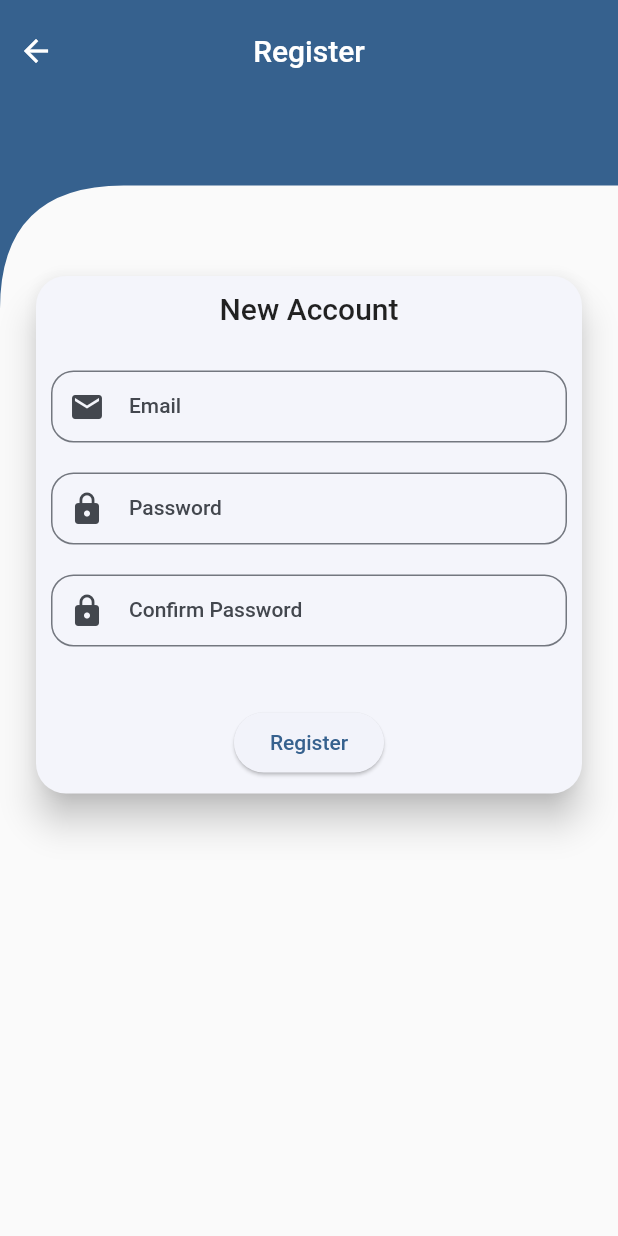
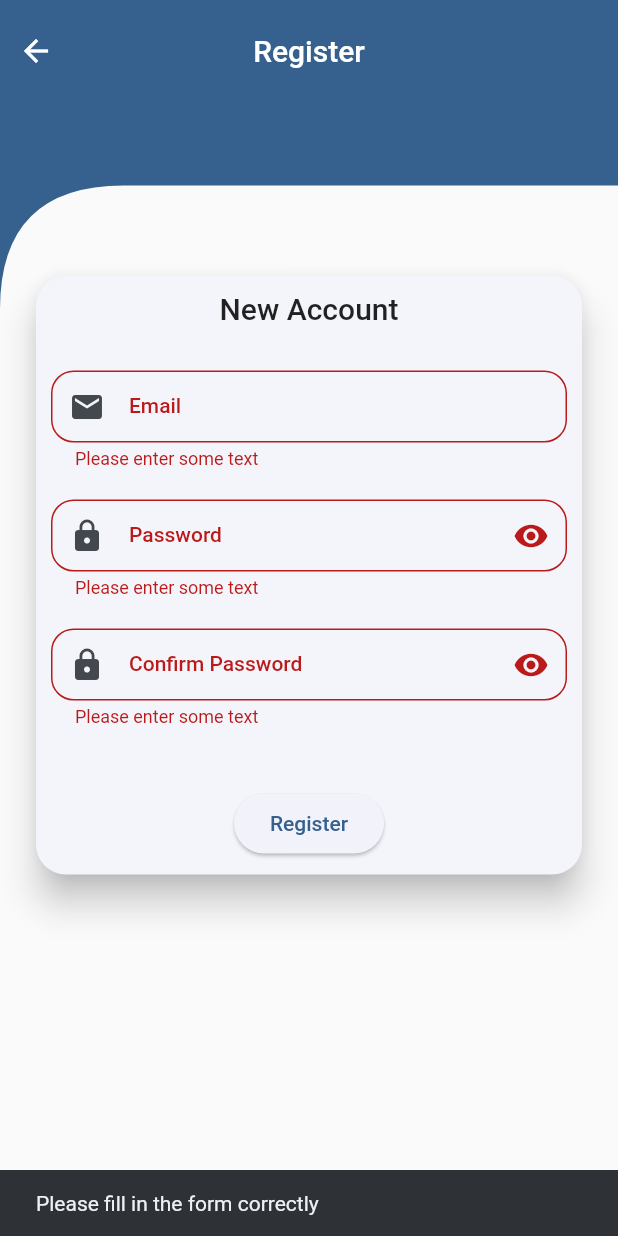
Before and after one commit to Hcnc100/SimpleChat, a Flutter app: the RegisterScreen screen opened by its route, after a tap on "Register", on a phone screen of 412 x 824 dp. Run offline on Flutter 3.47's test engine with Material 2 defaults, Android fonts, the phone set to English and light mode, and no system bars; our stand-ins replace flutter_riverpod, freezed_annotation, go_router.

Commit message:
finish state in login screen and register screen

```diff
--- a/lib/ui/screens/login_screen/widgets/form_login.dart
+++ b/lib/ui/screens/login_screen/widgets/form_login.dart
@@ -77,6 +77,8 @@ class _InputPassword extends ConsumerWidget {
     final isPasswordVisible =
         ref.watch(loginViewModel.select((value) => value.isPasswordVisible));
 
+        final isLoading = ref.watch(loginViewModel.select((value) => value.isLoading));
+
     return TextFormField(
       decoration: InputDecoration(
         hintText: 'Password',
@@ -84,7 +86,7 @@ class _InputPassword extends ConsumerWidget {
             borderRadius: BorderRadius.all(Radius.circular(15))),
         prefixIcon: const Icon(Icons.lock),
         suffixIcon: IconButton(
-          icon: const Icon(Icons.visibility),
+          icon:  Icon( isPasswordVisible ? Icons.visibility : Icons.visibility_off),
           onPressed: () =>
               ref.read(loginViewModel.notifier).togglePasswordVisibility(),
         ),
@@ -94,6 +96,8 @@ class _InputPassword extends ConsumerWidget {
       validator: (value) =>
           ref.read(loginViewModel.notifier).validatePassword(value),
       obscureText: !isPasswordVisible,
+      keyboardType: TextInputType.visiblePassword,
+      enabled: !isLoading,
     );
   }
 }
@@ -105,6 +109,9 @@ class _InputEmail extends ConsumerWidget {
 
   @override
   Widget build(BuildContext context, WidgetRef ref) {
+
+    final isLoading = ref.watch(loginViewModel.select((value) => value.isLoading));
+
     return TextFormField(
       decoration: const InputDecoration(
         hintText: 'Email',
@@ -117,6 +124,7 @@ class _InputEmail extends ConsumerWidget {
       validator: (value) =>
           ref.read(loginViewModel.notifier).validateEmail(value),
       keyboardType: TextInputType.emailAddress,
+      enabled: !isLoading,
     );
   }
 }
--- a/lib/ui/screens/register_screen/register_screen.dart
+++ b/lib/ui/screens/register_screen/register_screen.dart
@@ -1,7 +1,5 @@
 import 'package:flutter/material.dart';
-import 'package:flutter/src/widgets/framework.dart';
-import 'package:flutter/src/widgets/placeholder.dart';
-import 'package:go_router/go_router.dart';
+import 'widgets/widgets.dart';
 
 class RegisterScreen extends StatelessWidget {
   const RegisterScreen({super.key});
@@ -17,17 +15,17 @@ class RegisterScreen extends StatelessWidget {
               height: size.height,
               child: Stack(
           children: [
-            const _DecorationRegister(),
+            const DecorationRegister(),
             Positioned(
               top: safePadding + 10,
               left: 0,
-              child: const _SectionLogUp(),
+              child: const SectionTitle(),
             ),
             const Positioned(
               top: 180,
               left: 20,
               right: 20,
-              child: _FormRegister(),
+              child: FormRegister(),
             ),
           ],
               ),
@@ -35,137 +33,3 @@ class RegisterScreen extends StatelessWidget {
         ));
   }
 }
-
-class _FormRegister extends StatelessWidget {
-  const _FormRegister({super.key});
-
-  @override
-  Widget build(BuildContext context) {
-    return Card(
-      elevation: 10,
-      shape: RoundedRectangleBorder(
-        borderRadius: BorderRadius.circular(20),
-      ),
-      surfaceTintColor: Colors.white,
-      child: Padding(
-        padding: const EdgeInsets.all(10.0),
-        child: Column(
-          children: [
-            Text("New Account",
-                style: Theme.of(context).textTheme.titleLarge,
-                textAlign: TextAlign.center),
-            const SizedBox(height: 30),
-            const TextField(
-              decoration: InputDecoration(
-                  labelText: 'Email',
-                  prefixIcon: Icon(Icons.email),
-                  border: OutlineInputBorder(
-                      borderRadius: BorderRadius.all(Radius.circular(15)))),
-            ),
-            const SizedBox(height: 20),
-            const TextField(
-              decoration: InputDecoration(
-                prefixIcon: Icon(Icons.lock),
-                  labelText: 'Password',
-                  border: OutlineInputBorder(
-                      borderRadius: BorderRadius.all(Radius.circular(15)))),
-            ),
-            const SizedBox(height: 20),
-            const TextField(
-              decoration: InputDecoration(
-                prefixIcon: Icon(Icons.lock),
-                  labelText: 'Confirm Password',
-                  border: OutlineInputBorder(
-                      borderRadius: BorderRadius.all(Radius.circular(15)))),
-            ),
-            const SizedBox(height: 40),
-            ElevatedButton(
-              onPressed: () {},
-              child: const Text('Register'),
-            ),
-          ],
-        ),
-      ),
-    );
-  }
-}
-
-class _SectionLogUp extends StatelessWidget {
-  const _SectionLogUp({super.key});
-
-  @override
-  Widget build(BuildContext context) {
-    final theme = Theme.of(context);
-    return SizedBox(
-      width: MediaQuery.of(context).size.width,
-      child: Row(
-        children: [
-          IconButton(
-            onPressed: () => context.pop(),
-            icon: const Icon(Icons.arrow_back, color: Colors.white),
-          ),
-          Expanded(
-            flex: 2,
-            child: Text(
-              "Register",
-              style: theme.textTheme.titleLarge!.copyWith(
-                color: Colors.white,
-              ),
-              textAlign: TextAlign.center,
-            ),
-          ),
-          const SizedBox(
-            width: 48,
-          ),
-        ],
-      ),
-    );
-  }
-}
-
-class _DecorationRegister extends StatelessWidget {
-  const _DecorationRegister({super.key});
-
-  @override
-  Widget build(BuildContext context) {
-    final theme = Theme.of(context);
-    return CustomPaint(
-      painter: LoginPainter(
-        theme.colorScheme.primary,
-      ),
-      child: const SizedBox(
-        width: double.infinity,
-        height: double.infinity,
-      ),
-    );
-  }
-}
-
-class LoginPainter extends CustomPainter {
-  final Color color;
-
-  LoginPainter(this.color);
-
-  @override
-  void paint(Canvas canvas, Size size) {
-    final paint = Paint()
-      ..color = color
-      ..style = PaintingStyle.fill;
-
-    final path = Path()
-      ..moveTo(0, 0)
-      ..lineTo(0, size.height * 0.25)
-      ..quadraticBezierTo(
-          0, size.height * 0.15, size.width * 0.2, size.height * 0.15)
-      ..lineTo(size.width, size.height * 0.15)
-      ..lineTo(size.width, 0);
-
-    canvas.drawPath(path, paint);
-  }
-
-  @override
-  bool shouldRepaint(LoginPainter oldDelegate) => false;
-
-  @override
-  bool shouldRebuildSemantics(LoginPainter oldDelegate) => false;
-}
--- /dev/null
+++ b/lib/ui/screens/register_screen/view_model/register_state.dart
@@ -0,0 +1,27 @@
+
+
+
+import 'package:chat_app/ui/screens/register_screen/view_model/register_view_model.dart';
+import 'package:flutter_riverpod/flutter_riverpod.dart';
+import 'package:freezed_annotation/freezed_annotation.dart';
+
+part 'register_state.freezed.dart';
+
+@freezed
+class RegisterState with _$RegisterState{
+
+    factory RegisterState({
+        @Default("") String email,
+        @Default("") String password,
+        @Default("") String confirmPassword,
+        @Default(false) bool isLoading,
+        @Default(false) bool isPasswordVisible,
+        @Default(false) bool isConfirmPasswordVisible,
+    }) = _RegisterState;
+
+}
+
+
+
+final registerViewModel = StateNotifierProvider<RegisterViewModel, RegisterState>(
+    (ref) => RegisterViewModel(RegisterState()));
--- /dev/null
+++ b/lib/ui/screens/register_screen/view_model/register_view_model.dart
@@ -0,0 +1,84 @@
+
+
+import 'package:chat_app/ui/screens/register_screen/view_model/register_state.dart';
+import 'package:flutter/material.dart';
+import 'package:flutter_riverpod/flutter_riverpod.dart';
+
+class RegisterViewModel extends StateNotifier<RegisterState>{
+  RegisterViewModel(super.state);
+
+
+
+  final _formKey = GlobalKey<FormState>();
+  GlobalKey<FormState> get formKey => _formKey;
+
+  void onEmailChanged(String email) {
+    state = state.copyWith(email: email);
+  }
+
+  void onPasswordChanged(String password) {
+    state = state.copyWith(password: password);
+  }
+
+  void onConfirmPasswordChanged(String confirmPassword) {
+    state = state.copyWith(confirmPassword: confirmPassword);
+  }
+
+  validate() {
+    return _formKey.currentState!.validate();
+  }
+
+  Future<void> onRegister() async {
+    try {
+      state = state.copyWith(isLoading: true);
+      await Future.delayed(const Duration(seconds: 10), () { });
+    } catch (e) {
+      print(e);
+    } finally {
+      state = state.copyWith(isLoading: false);
+    }
+  }
+
+  validatePassword(String? value) {
+    if (value == null || value.isEmpty) {
+      return 'Please enter some text';
+    }
+    if (value.length < 6) {
+      return 'Password must be at least 6 characters';
+    }
+
+    if (value.length > 15) {
+      return 'Password must be less than 15 characters';
+    }
+
+    return null;
+  }
+
+  togglePasswordVisibility() {
+    state = state.copyWith(isPasswordVisible: !state.isPasswordVisible);
+  }
+
+  toggleConfirmPasswordVisibility() {
+    state = state.copyWith(isConfirmPasswordVisible: !state.isConfirmPasswordVisible);
+  }
+
+  validateEmail(String? value) {
+    if (value == null || value.isEmpty) {
+      return 'Please enter some text';
+    }
+    if (!value.contains('@')) {
+      return 'Please enter a valid email';
+    }
+    return null;
+  }
+
+  onTogglePasswordVisibility() {
+    state = state.copyWith(isPasswordVisible: !state.isPasswordVisible);
+  }
+
+  onToggleConfirmPasswordVisibility() {
+    state = state.copyWith(isConfirmPasswordVisible: !state.isConfirmPasswordVisible);
+  }
+
+
+}
--- /dev/null
+++ b/lib/ui/screens/register_screen/widgets/decoration_register.dart
@@ -0,0 +1,49 @@
+
+import 'package:flutter/material.dart';
+
+class DecorationRegister extends StatelessWidget {
+  const DecorationRegister({super.key});
+
+  @override
+  Widget build(BuildContext context) {
+    final theme = Theme.of(context);
+    return CustomPaint(
+      painter: _RegisterPainter(
+        theme.colorScheme.primary,
+      ),
+      child: const SizedBox(
+        width: double.infinity,
+        height: double.infinity,
+      ),
+    );
+  }
+}
+
+class _RegisterPainter extends CustomPainter {
+  final Color color;
+
+  _RegisterPainter(this.color);
+
+  @override
+  void paint(Canvas canvas, Size size) {
+    final paint = Paint()
+      ..color = color
+      ..style = PaintingStyle.fill;
+
+    final path = Path()
+      ..moveTo(0, 0)
+      ..lineTo(0, size.height * 0.25)
+      ..quadraticBezierTo(
+          0, size.height * 0.15, size.width * 0.2, size.height * 0.15)
+      ..lineTo(size.width, size.height * 0.15)
+      ..lineTo(size.width, 0);
+
+    canvas.drawPath(path, paint);
+  }
+
+  @override
+  bool shouldRepaint(_RegisterPainter oldDelegate) => false;
+
+  @override
+  bool shouldRebuildSemantics(_RegisterPainter oldDelegate) => false;
+}
--- /dev/null
+++ b/lib/ui/screens/register_screen/widgets/form_register.dart
@@ -0,0 +1,167 @@
+import 'package:chat_app/ui/screens/register_screen/view_model/register_state.dart';
+import 'package:flutter/material.dart';
+import 'package:flutter_riverpod/flutter_riverpod.dart';
+
+class FormRegister extends ConsumerWidget {
+  const FormRegister({super.key});
+
+  @override
+  Widget build(BuildContext context, WidgetRef ref) {
+    return Card(
+      elevation: 10,
+      shape: RoundedRectangleBorder(
+        borderRadius: BorderRadius.circular(20),
+      ),
+      surfaceTintColor: Colors.white,
+      child: Padding(
+        padding: const EdgeInsets.all(10.0),
+        child: Form(
+          key: ref.read(registerViewModel.notifier).formKey,
+          child: Column(
+            children: [
+              Text("New Account",
+                  style: Theme.of(context).textTheme.titleLarge,
+                  textAlign: TextAlign.center),
+              const SizedBox(height: 30),
+              const _InputEmail(),
+              const SizedBox(height: 20),
+              const _InputPassword(),
+              const SizedBox(height: 20),
+              const _InputConfirmPassword(),
+              const SizedBox(height: 40),
+              const _ButtonRegister(),
+            ],
+          ),
+        ),
+      ),
+    );
+  }
+}
+
+class _ButtonRegister extends ConsumerWidget {
+  const _ButtonRegister({
+    super.key,
+  });
+
+  @override
+  Widget build(BuildContext context, WidgetRef ref) {
+    final isRegisterLoading =
+        ref.watch(registerViewModel.select((value) => value.isLoading));
+
+    if (isRegisterLoading) {
+      return const CircularProgressIndicator();
+    }
+
+    return ElevatedButton(
+      onPressed: () {
+        if (ref.read(registerViewModel.notifier).validate()) {
+          ref.read(registerViewModel.notifier).onRegister();
+        } else {
+          ScaffoldMessenger.of(context).showSnackBar(
+            const SnackBar(
+              content: Text('Please fill in the form correctly'),
+            ),
+          );
+        }
+      },
+      child: const Text('Register'),
+    );
+  }
+}
+
+class _InputConfirmPassword extends ConsumerWidget {
+  const _InputConfirmPassword({
+    super.key,
+  });
+
+  @override
+  Widget build(BuildContext context, WidgetRef ref) {
+    final isPasswordVisible = ref.watch(
+        registerViewModel.select((value) => value.isConfirmPasswordVisible));
+
+          final isRegisterLoading = ref.watch(registerViewModel.select((value) => value.isLoading));
+
+    return TextFormField(
+      decoration: InputDecoration(
+          suffixIcon: IconButton(
+            icon: Icon(
+                isPasswordVisible ? Icons.visibility_off : Icons.visibility),
+            onPressed: () => ref
+                .read(registerViewModel.notifier)
+                .onToggleConfirmPasswordVisibility(),
+          ),
+          prefixIcon: const Icon(Icons.lock),
+          labelText: 'Confirm Password',
+          border: const OutlineInputBorder(
+              borderRadius: BorderRadius.all(Radius.circular(15)))),
+      keyboardType: TextInputType.visiblePassword,
+      onChanged: (value) => ref
+          .read(registerViewModel.notifier)
+          .onConfirmPasswordChanged(value),
+      validator: (value) =>
+          ref.read(registerViewModel.notifier).validatePassword(value),
+      obscureText: !isPasswordVisible,
+      enabled:  !isRegisterLoading,
+    );
+  }
+}
+
+class _InputPassword extends ConsumerWidget {
+  const _InputPassword({
+    super.key,
+  });
+
+  @override
+  Widget build(BuildContext context, WidgetRef ref) {
+    final isPasswordVisible =
+        ref.watch(registerViewModel.select((value) => value.isPasswordVisible));
+
+        final isRegisterLoading = ref.watch(registerViewModel.select((value) => value.isLoading));
+
+    return TextFormField(
+      decoration: InputDecoration(
+          prefixIcon: const Icon(Icons.lock),
+          suffixIcon: IconButton(
+            icon: Icon(
+                isPasswordVisible ? Icons.visibility_off : Icons.visibility),
+            onPressed: () => ref
+                .read(registerViewModel.notifier)
+                .onTogglePasswordVisibility(),
+          ),
+          labelText: 'Password',
+          border: const OutlineInputBorder(
+              borderRadius: BorderRadius.all(Radius.circular(15)))),
+      keyboardType: TextInputType.visiblePassword,
+      onChanged: (value) =>
+          ref.read(registerViewModel.notifier).onPasswordChanged(value),
+          validator: (value) => ref.read(registerViewModel.notifier).validatePassword(value),
+          obscureText:  !isPasswordVisible,
+          enabled:  !isRegisterLoading,
+    );
+  }
+}
+
+class _InputEmail extends ConsumerWidget {
+  const _InputEmail({
+    super.key,
+  });
+
+  @override
+  Widget build(BuildContext context, WidgetRef ref) {
+
+      final isRegisterLoading = ref.watch(registerViewModel.select((value) => value.isLoading));
+
+    return TextFormField(
+      decoration: const InputDecoration(
+          labelText: 'Email',
+          prefixIcon: Icon(Icons.email),
+          border: OutlineInputBorder(
+              borderRadius: BorderRadius.all(Radius.circular(15)))),
+      keyboardType: TextInputType.emailAddress,
+      onChanged: (value) =>
+          ref.read(registerViewModel.notifier).onEmailChanged(value),
+      validator: (value) => ref.read(registerViewModel.notifier).validateEmail(value),
+      enabled: !isRegisterLoading,
+    );
+  }
+}
--- /dev/null
+++ b/lib/ui/screens/register_screen/widgets/section_title.dart
@@ -0,0 +1,37 @@
+
+
+import 'package:flutter/material.dart';
+import 'package:go_router/go_router.dart';
+
+class SectionTitle extends StatelessWidget {
+  const SectionTitle({super.key});
+
+  @override
+  Widget build(BuildContext context) {
+    final theme = Theme.of(context);
+    return SizedBox(
+      width: MediaQuery.of(context).size.width,
+      child: Row(
+        children: [
+          IconButton(
+            onPressed: () => context.pop(),
+            icon: const Icon(Icons.arrow_back, color: Colors.white),
+          ),
+          Expanded(
+            flex: 2,
+            child: Text(
+              "Register",
+              style: theme.textTheme.titleLarge!.copyWith(
+                color: Colors.white,
+              ),
+              textAlign: TextAlign.center,
+            ),
+          ),
+          const SizedBox(
+            width: 48,
+          ),
+        ],
+      ),
+    );
+  }
+}
--- /dev/null
+++ b/lib/ui/screens/register_screen/widgets/widgets.dart
@@ -0,0 +1,3 @@
+export 'decoration_register.dart';
+export 'form_register.dart';
+export 'section_title.dart';
```
Also changed, not shown: lib/ui/screens/register_screen/view_model/register_state.freezed.dart (added).
